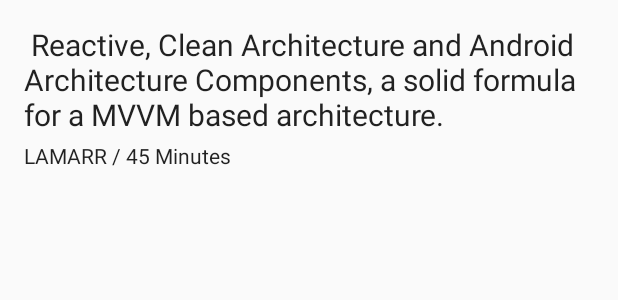
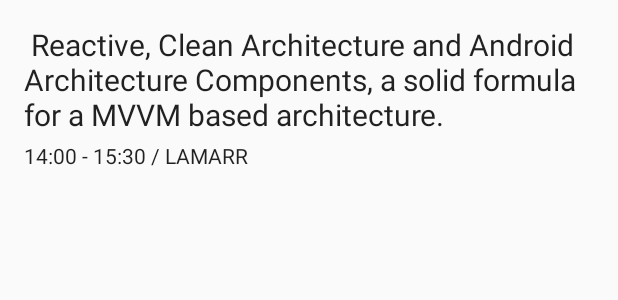
Before and after one commit to ArthurNagy/Droidcon, an Android app: the layout item_my_agenda_session.xml on its own in the app's theme, with its tools: preview values and no code run, on a phone screen of 412 x 824 dp. Shown: the top 300 px of the screen. Run offline under Robolectric (Android 15) with nearby library versions, the phone set to English and light mode, and no system bars.

```diff
--- a/app/src/main/java/com/arthurnagy/droidconberlin/feature/agenda/list/MyAgendaAdapter.kt
+++ b/app/src/main/java/com/arthurnagy/droidconberlin/feature/agenda/list/MyAgendaAdapter.kt
@@ -48,6 +48,6 @@ class MyAgendaAdapter : ViewModelBoundAdapter<MyAgendaSessionItemBinding, MyAgen
     override fun getItemCount() = items.size
 
     override fun bindItem(holder: BindingViewHolder<MyAgendaSessionItemBinding, MyAgendaItemViewModel>, position: Int, payloads: List<Any>) {
-        holder.viewModel.session.set(items[position])
+        holder.viewModel.scheduleSession = items[position]
     }
 }
--- a/app/src/main/java/com/arthurnagy/droidconberlin/model/Session.kt
+++ b/app/src/main/java/com/arthurnagy/droidconberlin/model/Session.kt
@@ -27,5 +27,4 @@ data class Session(
     companion object {
         const val INTERMISSION = "_intermission"
     }
-
 }
--- a/app/src/main/res/layout/item_my_agenda_session.xml
+++ b/app/src/main/res/layout/item_my_agenda_session.xml
@@ -9,6 +9,9 @@
         <variable
             name="viewModel"
             type="com.arthurnagy.droidconberlin.feature.agenda.list.MyAgendaItemViewModel" />
+
+        <import type="android.view.View" />
+
     </data>
 
 
@@ -24,7 +27,7 @@
         <TextView
             android:layout_width="match_parent"
             android:layout_height="wrap_content"
-            android:text="@{viewModel.session.title}"
+            android:text="@{viewModel.scheduleSession.title}"
             android:textAppearance="@style/SessionTitleTextAppearance"
             tools:text=" Reactive, Clean Architecture and Android Architecture Components, a solid formula for a MVVM based architecture. " />
 
@@ -33,15 +36,16 @@
             android:layout_width="match_parent"
             android:layout_height="wrap_content"
             android:paddingTop="@dimen/small_padding"
-            android:text="14:00 - 15:30 / LAMARR"
+            android:text="@{viewModel.shortInfo}"
             android:textAppearance="@style/SessionShortInfoTextAppearance"
-            tools:text="LAMARR / 45 Minutes" />
+            tools:text="14:00 - 15:30 / LAMARR" />
 
         <com.arthurnagy.droidconberlin.feature.shared.TermsView
             android:layout_width="wrap_content"
             android:layout_height="wrap_content"
             android:layout_marginTop="@dimen/content_padding"
-            app:terms="@{viewModel.session.terms}" />
+            android:visibility="@{viewModel.intermissionFlag ? View.GONE: View.VISIBLE}"
+            app:terms="@{viewModel.scheduleSession.terms}" />
 
     </LinearLayout>
 
--- a/app/src/main/res/layout/item_schedule_session.xml
+++ b/app/src/main/res/layout/item_schedule_session.xml
@@ -43,16 +43,14 @@
             android:textAppearance="@style/SessionShortInfoTextAppearance"
             tools:text="LAMARR / 45 Minutes" />
 
-        <TextView
+        <com.arthurnagy.droidconberlin.feature.shared.TermsView
             android:id="@+id/session_terms"
             android:layout_width="wrap_content"
             android:layout_height="wrap_content"
             android:layout_below="@id/short_info"
-            android:background="@color/accent"
             android:padding="@dimen/content_padding"
-            android:text="@{viewModel.terms}"
             android:visibility="@{viewModel.intermissionFlag ? View.GONE: View.VISIBLE}"
-            tools:text="Arc"
+            app:terms="@{viewModel.scheduleSession.terms}"
             tools:visibility="gone" />
 
         <ImageView
```
Also changed, not shown: app/src/main/java/com/arthurnagy/droidconberlin/feature/agenda/list/MyAgendaItemViewModel.kt (+31 -3 lines), app/src/main/java/com/arthurnagy/droidconberlin/feature/schedule/list/ScheduleItemViewModel.kt (+0 -9 lines).
